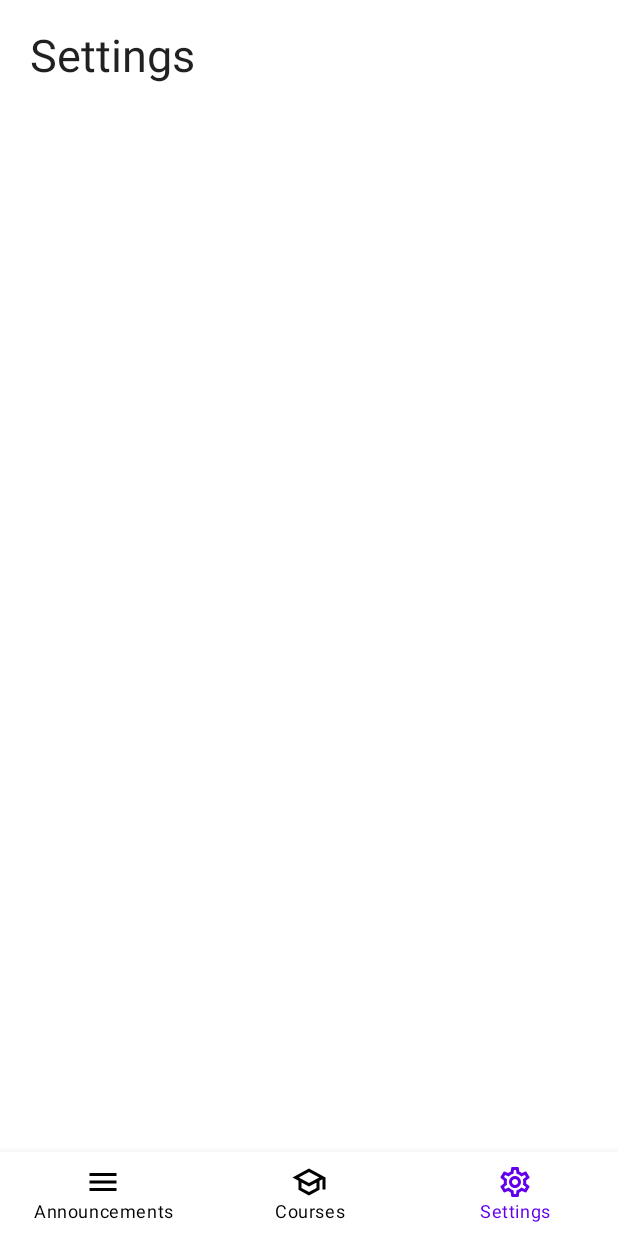
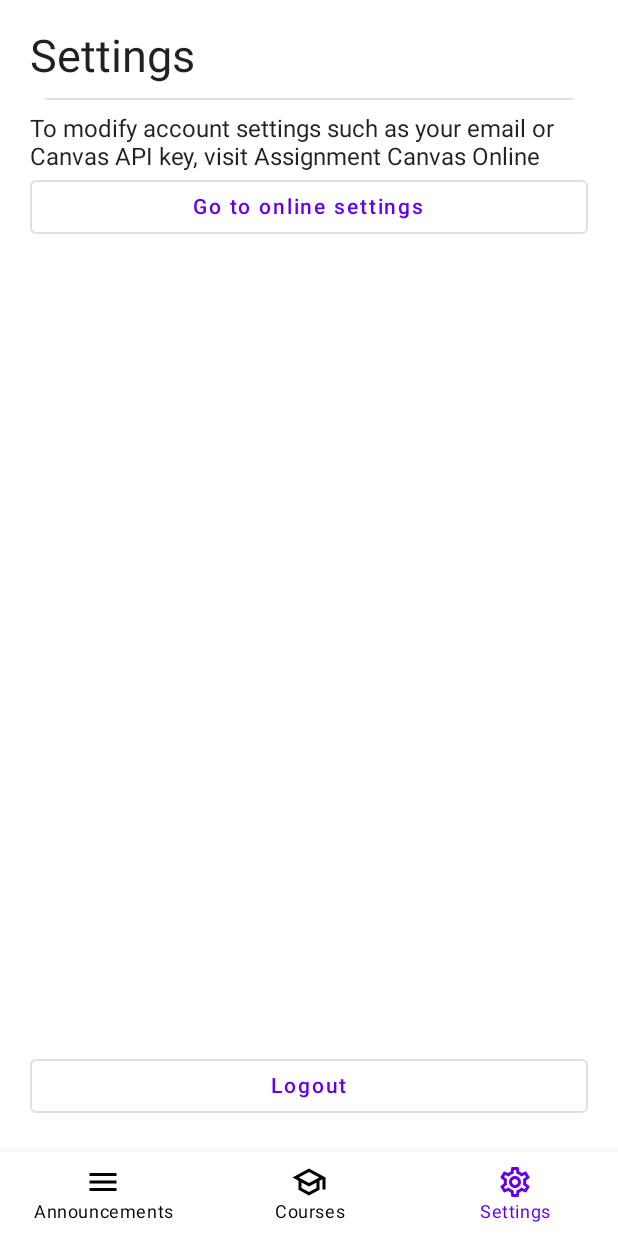
Before and after one commit to trylaarsdam/assignment-canvas-android, an Android app built with Jetpack Compose: the settings screen opened through its navigation route, on a phone screen of 412 x 824 dp. Run offline under Robolectric (Android 15) with nearby library versions, the phone set to English and light mode, and no system bars.

Commit message:
updates to settings

```diff
--- a/app/src/main/java/com/trylaarsdam/assignmentcanvas/ui/Settings.kt
+++ b/app/src/main/java/com/trylaarsdam/assignmentcanvas/ui/Settings.kt
@@ -1,28 +1,69 @@
 package com.trylaarsdam.assignmentcanvas.ui
 
-import androidx.compose.foundation.layout.Column
-import androidx.compose.foundation.layout.fillMaxSize
-import androidx.compose.foundation.layout.fillMaxWidth
-import androidx.compose.foundation.layout.padding
+import android.content.Context
+import android.content.Intent
+import android.graphics.drawable.shapes.Shape
+import android.net.Uri
+import androidx.browser.customtabs.CustomTabsIntent
+import androidx.compose.foundation.border
+import androidx.compose.foundation.layout.*
+import androidx.compose.material.Divider
+import androidx.compose.material.OutlinedButton
+import androidx.compose.material.Shapes
 import androidx.compose.material.Text
 import androidx.compose.runtime.Composable
 import androidx.compose.ui.Modifier
+import androidx.compose.ui.platform.LocalContext
 import androidx.compose.ui.unit.dp
 import androidx.compose.ui.unit.sp
 import androidx.navigation.NavController
+import com.google.gson.Gson
 
 @Composable
 fun Settings(navController: NavController) {
+    val context = LocalContext.current
+    val sharedPref = context.getSharedPreferences("com.trylaarsdam.assignmentcanvas.PREFERENCE_FILE_KEY", Context.MODE_PRIVATE)
+
     Column(
-        modifier = Modifier.fillMaxSize()
+        modifier = Modifier
+            .padding(horizontal = 20.dp)
+            .padding(top = 20.dp)
+            .fillMaxSize()
     ) {
         Text(
             "Settings",
             modifier = Modifier
-                .fillMaxWidth()
-                .padding(horizontal = 20.dp)
-                .padding(top = 20.dp),
+                .fillMaxWidth(),
             fontSize = 30.sp
         )
+        Divider(modifier = Modifier.padding(all = 10.dp))
+        Text("To modify account settings such as your email or Canvas API key, " +
+                "visit Assignment Canvas Online")
+        OutlinedButton(
+            onClick = {
+                CustomTabsIntent.Builder().build().launchUrl(context, Uri.parse("https://canvas.toddr.org/profile"))
+            },
+            modifier = Modifier.fillMaxWidth()
+        ) {
+            Text("Go to online settings")
+        }
+        Column(modifier = Modifier.fillMaxSize(), verticalArrangement = Arrangement.Bottom){
+            OutlinedButton(
+                onClick = {
+                    sharedPref.edit().putString("email", null).commit()
+                    sharedPref.edit().putString("password", null).commit()
+                    sharedPref.edit().putString("api_password", null).commit()
+                    sharedPref.edit().putString("user", null).commit()
+
+                    navController.navigate("login")
+
+                },
+                modifier = Modifier.fillMaxWidth()
+                    .padding(bottom = 20.dp))
+            {
+                Text("Logout")
+            }
+        }
+
     }
 }
```
